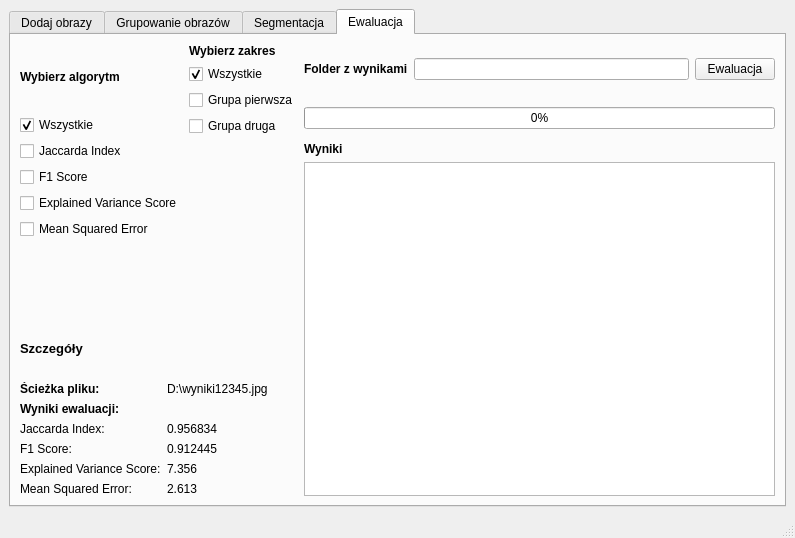
Old version of the form gui/designer.ui in the repository wranidlo/ImageSegmentation.
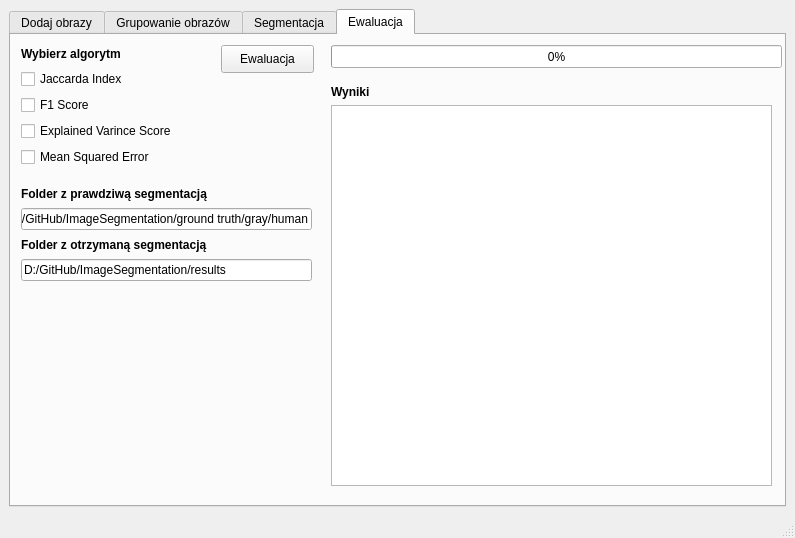
New version of the form. The open tabs and pages were chosen to show the change.

The edit to the form file:
```diff
--- a/gui/designer.ui
+++ b/gui/designer.ui
@@ -511,67 +511,21 @@
        </layout>
       </widget>
       <widget class="QWidget" name="tab4">
-       <property name="sizePolicy">
-        <sizepolicy hsizetype="Expanding" vsizetype="Expanding">
-         <horstretch>0</horstretch>
-         <verstretch>0</verstretch>
-        </sizepolicy>
-       </property>
        <attribute name="title">
         <string>Ewaluacja</string>
        </attribute>
-       <layout class="QGridLayout" name="gridLayout_7">
-        <item row="2" column="2" rowspan="3">
-         <layout class="QGridLayout" name="gridLayout_8">
-          <item row="0" column="0">
-           <widget class="QLabel" name="label_14">
-            <property name="font">
-             <font>
-              <weight>75</weight>
-              <bold>true</bold>
-             </font>
-            </property>
-            <property name="text">
-             <string>Wyniki</string>
-            </property>
-           </widget>
-          </item>
-          <item row="1" column="0">
-           <widget class="QListWidget" name="listWidget"/>
-          </item>
-         </layout>
-        </item>
-        <item row="0" column="2">
-         <layout class="QHBoxLayout" name="horizontalLayout_2">
+       <widget class="QWidget" name="verticalLayoutWidget">
+        <property name="geometry">
+         <rect>
+          <x>10</x>
+          <y>10</y>
+          <width>167</width>
+          <height>122</height>
+         </rect>
+        </property>
+        <layout class="QVBoxLayout" name="verticalLayout_6">
           <item>
-           <widget class="QLabel" name="label_13">
-            <property name="font">
-             <font>
-              <weight>75</weight>
-              <bold>true</bold>
-             </font>
-            </property>
-            <property name="text">
-             <string>Folder z wynikami</string>
-            </property>
-           </widget>
-          </item>
-          <item>
-           <widget class="QLineEdit" name="lineEdit"/>
-          </item>
-          <item>
-           <widget class="QPushButton" name="pushButton">
-            <property name="text">
-             <string>Ewaluacja</string>
-            </property>
-           </widget>
-          </item>
-         </layout>
-        </item>
-        <item row="0" column="0" rowspan="3">
-         <layout class="QVBoxLayout" name="verticalLayout_4">
-          <item>
-           <widget class="QLabel" name="label_11">
+          <widget class="QLabel" name="label_ev_algorithms">
             <property name="font">
              <font>
               <weight>75</weight>
@@ -581,55 +535,50 @@
             <property name="text">
              <string>Wybierz algorytm</string>
             </property>
-            <property name="textFormat">
-             <enum>Qt::AutoText</enum>
-            </property>
            </widget>
           </item>
           <item>
-           <widget class="QCheckBox" name="checkBox_8">
-            <property name="text">
-             <string>Wszystkie</string>
-            </property>
-            <property name="checked">
-             <bool>true</bool>
-            </property>
-           </widget>
-          </item>
-          <item>
-           <widget class="QCheckBox" name="checkBox">
+          <widget class="QCheckBox" name="check_ev_alg_jaccarda">
             <property name="text">
              <string>Jaccarda Index</string>
             </property>
            </widget>
           </item>
           <item>
-           <widget class="QCheckBox" name="checkBox_2">
+          <widget class="QCheckBox" name="check_ev_alg_f1_score">
             <property name="text">
              <string>F1 Score</string>
             </property>
            </widget>
           </item>
           <item>
-           <widget class="QCheckBox" name="checkBox_3">
+          <widget class="QCheckBox" name="check_ev_alg_evs">
             <property name="text">
-             <string>Explained Variance Score</string>
+            <string>Explained Varince Score</string>
             </property>
            </widget>
           </item>
           <item>
-           <widget class="QCheckBox" name="checkBox_4">
+          <widget class="QCheckBox" name="check_ev_alg_mse">
             <property name="text">
              <string>Mean Squared Error</string>
             </property>
            </widget>
           </item>
          </layout>
-        </item>
-        <item row="0" column="1" rowspan="2">
-         <layout class="QVBoxLayout" name="verticalLayout_5">
+       </widget>
+       <widget class="QWidget" name="verticalLayoutWidget_2">
+        <property name="geometry">
+         <rect>
+          <x>320</x>
+          <y>50</y>
+          <width>441</width>
+          <height>401</height>
+         </rect>
+        </property>
+        <layout class="QVBoxLayout" name="verticalLayout_7">
           <item>
-           <widget class="QLabel" name="label_12">
+          <widget class="QLabel" name="label_ev_results">
             <property name="font">
              <font>
               <weight>75</weight>
@@ -637,99 +586,47 @@
              </font>
             </property>
             <property name="text">
-             <string>Wybierz zakres</string>
+            <string>Wyniki</string>
             </property>
            </widget>
           </item>
           <item>
-           <widget class="QCheckBox" name="checkBox_5">
-            <property name="autoFillBackground">
-             <bool>false</bool>
-            </property>
-            <property name="text">
-             <string>Wszystkie</string>
-            </property>
-            <property name="checked">
-             <bool>true</bool>
-            </property>
-           </widget>
-          </item>
-          <item>
-           <widget class="QCheckBox" name="checkBox_6">
-            <property name="text">
-             <string>Grupa pierwsza</string>
-            </property>
-           </widget>
-          </item>
-          <item>
-           <widget class="QCheckBox" name="checkBox_7">
-            <property name="text">
-             <string>Grupa druga</string>
-            </property>
-           </widget>
-          </item>
-         </layout>
-        </item>
-        <item row="4" column="0" colspan="2">
-         <layout class="QGridLayout" name="gridLayout_9">
-          <item row="5" column="1">
-           <widget class="QLabel" name="label_25">
-            <property name="text">
-             <string>0.912445</string>
-            </property>
-           </widget>
-          </item>
-          <item row="2" column="1">
-           <widget class="QLabel" name="label_18">
-            <property name="text">
-             <string>D:\wyniki12345.jpg</string>
-            </property>
-           </widget>
-          </item>
-          <item row="6" column="0">
-           <widget class="QLabel" name="label_22">
-            <property name="text">
-             <string>Explained Variance Score:</string>
-            </property>
-           </widget>
-          </item>
-          <item row="6" column="1">
-           <widget class="QLabel" name="label_26">
-            <property name="text">
-             <string>7.356</string>
-            </property>
-           </widget>
-          </item>
-          <item row="0" column="0">
-           <widget class="QLabel" name="label_15">
+          <widget class="QListWidget" name="list_ev_results"/>
+         </item>
+        </layout>
+       </widget>
+       <widget class="QWidget" name="verticalLayoutWidget_3">
+        <property name="geometry">
+         <rect>
+          <x>10</x>
+          <y>150</y>
+          <width>291</width>
+          <height>96</height>
+         </rect>
+        </property>
+        <layout class="QVBoxLayout" name="verticalLayout_8">
+         <item>
+          <widget class="QLabel" name="label_ev_true_folder">
             <property name="font">
              <font>
-              <pointsize>10</pointsize>
               <weight>75</weight>
               <bold>true</bold>
              </font>
             </property>
             <property name="text">
-             <string>Szczegóły</string>
+            <string>Folder z prawdziwą segmentacją</string>
             </property>
            </widget>
           </item>
-          <item row="7" column="0">
-           <widget class="QLabel" name="label_23">
+         <item>
+          <widget class="QLineEdit" name="line_ev_true_folder">
             <property name="text">
-             <string>Mean Squared Error:</string>
+            <string>D:/GitHub/ImageSegmentation/ground truth/gray/human</string>
             </property>
            </widget>
           </item>
-          <item row="5" column="0">
-           <widget class="QLabel" name="label_21">
-            <property name="text">
-             <string>F1 Score:</string>
-            </property>
-           </widget>
-          </item>
-          <item row="2" column="0">
-           <widget class="QLabel" name="label_16">
+         <item>
+          <widget class="QLabel" name="label_ev_pred_folder">
             <property name="font">
              <font>
               <weight>75</weight>
@@ -737,100 +634,45 @@
              </font>
             </property>
             <property name="text">
-             <string>Ścieżka pliku:</string>
+            <string>Folder z otrzymaną segmentacją</string>
             </property>
            </widget>
           </item>
-          <item row="3" column="0">
-           <widget class="QLabel" name="label_19">
-            <property name="font">
-             <font>
-              <weight>75</weight>
-              <bold>true</bold>
-             </font>
-            </property>
+         <item>
+          <widget class="QLineEdit" name="line_ev_pred_folder">
             <property name="text">
-             <string>Wyniki ewaluacji:</string>
+            <string>D:/GitHub/ImageSegmentation/results</string>
             </property>
            </widget>
           </item>
-          <item row="4" column="0">
-           <widget class="QLabel" name="label_20">
-            <property name="text">
-             <string>Jaccarda Index:</string>
-            </property>
-           </widget>
-          </item>
-          <item row="7" column="1">
-           <widget class="QLabel" name="label_27">
-            <property name="text">
-             <string>2.613</string>
-            </property>
-           </widget>
-          </item>
-          <item row="4" column="1">
-           <widget class="QLabel" name="label_24">
-            <property name="text">
-             <string>0.956834</string>
-            </property>
-           </widget>
-          </item>
-          <item row="1" column="0">
-           <widget class="QLabel" name="label_28">
-            <property name="text">
-             <string/>
-            </property>
-           </widget>
-          </item>
-         </layout>
-        </item>
-        <item row="1" column="2">
-         <widget class="QProgressBar" name="progressBar">
+        </layout>
+       </widget>
+       <widget class="QProgressBar" name="progressBar_evaluation">
+        <property name="geometry">
+         <rect>
+          <x>320</x>
+          <y>10</y>
+          <width>451</width>
+          <height>23</height>
+         </rect>
+        </property>
           <property name="value">
            <number>0</number>
           </property>
          </widget>
-        </item>
-        <item row="3" column="0">
-         <spacer name="verticalSpacer_3">
-          <property name="orientation">
-           <enum>Qt::Vertical</enum>
-          </property>
-          <property name="sizeHint" stdset="0">
-           <size>
-            <width>20</width>
-            <height>40</height>
-           </size>
-          </property>
-         </spacer>
-        </item>
-        <item row="3" column="1">
-         <spacer name="verticalSpacer_5">
-          <property name="orientation">
-           <enum>Qt::Vertical</enum>
-          </property>
-          <property name="sizeHint" stdset="0">
-           <size>
-            <width>20</width>
-            <height>40</height>
-           </size>
-          </property>
-         </spacer>
-        </item>
-        <item row="2" column="1">
-         <spacer name="verticalSpacer_6">
-          <property name="orientation">
-           <enum>Qt::Vertical</enum>
-          </property>
-          <property name="sizeHint" stdset="0">
-           <size>
-            <width>20</width>
-            <height>40</height>
-           </size>
-          </property>
-         </spacer>
-        </item>
-       </layout>
+       <widget class="QPushButton" name="pushButton_evaluation">
+        <property name="geometry">
+         <rect>
+          <x>210</x>
+          <y>10</y>
+          <width>93</width>
+          <height>28</height>
+         </rect>
+        </property>
+        <property name="text">
+         <string>Ewaluacja</string>
+        </property>
+       </widget>
       </widget>
      </widget>
     </item>
```
Left out of the diff: 2 changed lines with no effect on the pictures. Lines whose indentation alone changed are shown as unchanged.
